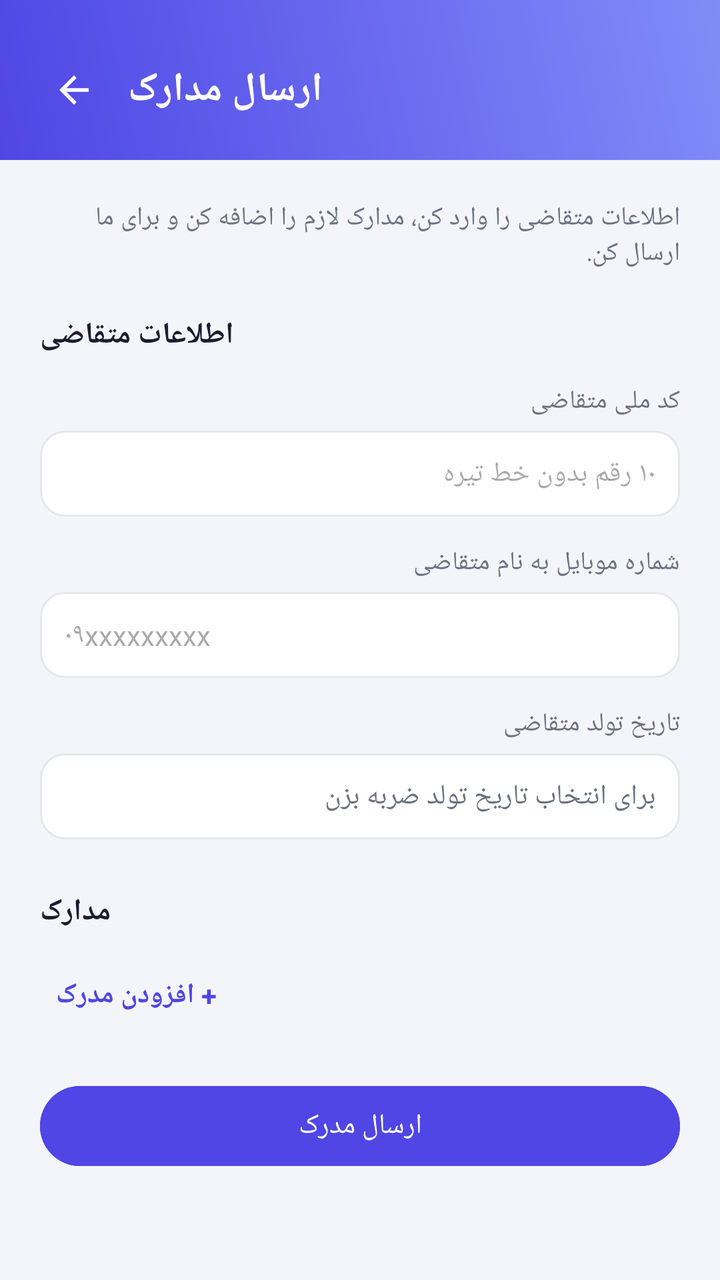
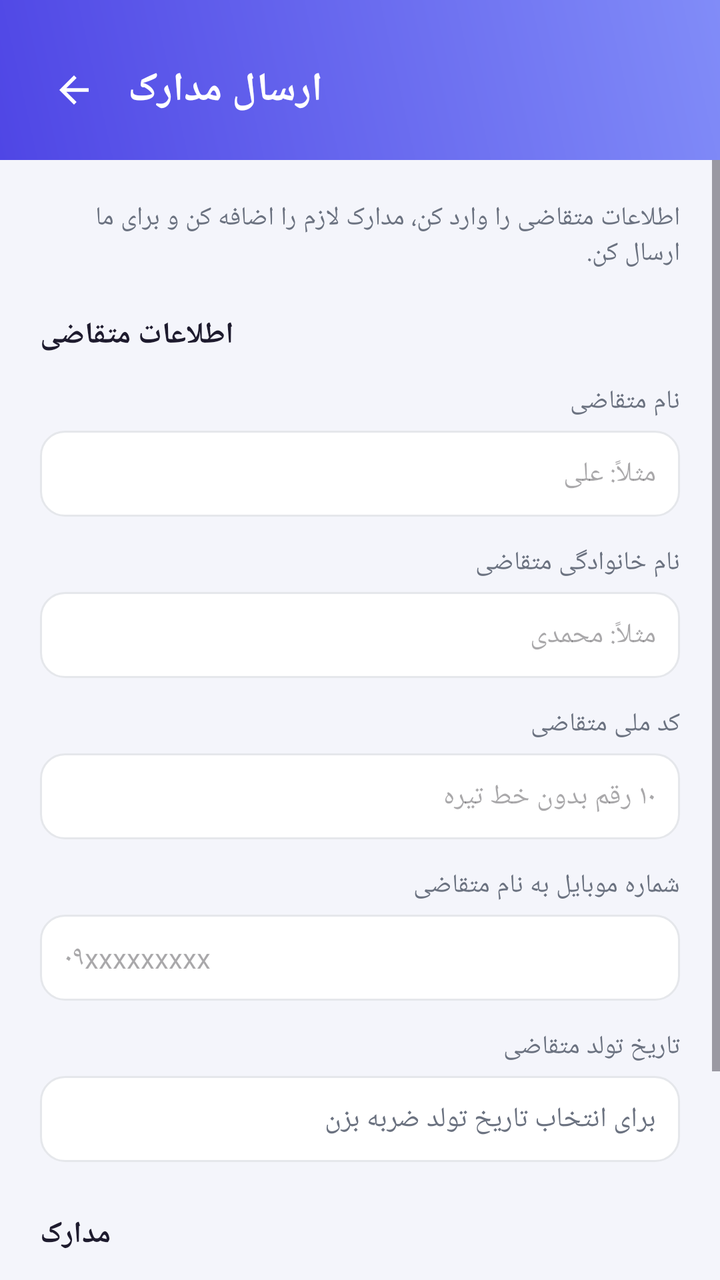

Before-and-after screenshots of an Android layout around one commit, followed by the original layout XML and the change that was made.
<!-- AndroidManifest.xml: application theme Theme.Kafinet -->
<!-- res/layout/activity_submit_documents.xml -->
<?xml version="1.0" encoding="utf-8"?>
<LinearLayout xmlns:android="http://schemas.android.com/apk/res/android"
    xmlns:app="http://schemas.android.com/apk/res-auto"
    android:layout_width="match_parent"
    android:layout_height="match_parent"
    android:orientation="vertical"
    android:background="@color/bg">

    
    <LinearLayout
        android:layout_width="match_parent"
        android:layout_height="wrap_content"
        android:orientation="horizontal"
        android:gravity="center_vertical"
        android:background="@drawable/header_gradient"
        android:paddingHorizontal="20dp"
        android:paddingTop="28dp"
        android:paddingBottom="18dp">

        <ImageView
            android:id="@+id/btn_back"
            android:layout_width="34dp"
            android:layout_height="34dp"
            android:padding="6dp"
            android:src="@drawable/ic_back"
            android:background="?attr/selectableItemBackgroundBorderless"
            android:contentDescription="@null"/>

        <TextView
            android:layout_width="wrap_content"
            android:layout_height="wrap_content"
            android:layout_marginStart="10dp"
            android:text="@string/cat_docs"
            android:textColor="@color/white"
            android:textSize="20sp"
            android:textStyle="bold"/>
    </LinearLayout>

    <ScrollView
        android:layout_width="match_parent"
        android:layout_height="0dp"
        android:layout_weight="1">

        <LinearLayout
            android:layout_width="match_parent"
            android:layout_height="wrap_content"
            android:orientation="vertical"
            android:padding="20dp">

            <TextView
                android:layout_width="wrap_content"
                android:layout_height="wrap_content"
                android:text="@string/docs_intro"
                android:textColor="@color/text_muted"
                android:textSize="13sp"/>

            
            <TextView
                android:layout_width="wrap_content"
                android:layout_height="wrap_content"
                android:layout_marginTop="22dp"
                android:text="@string/docs_applicant_info_title"
                android:textColor="@color/text_main"
                android:textSize="15sp"
                android:textStyle="bold"/>

            <TextView
                android:layout_width="match_parent"
                android:layout_height="wrap_content"
                android:layout_marginTop="14dp"
                android:text="@string/label_applicant_national_code"
                android:textColor="@color/text_muted"
                android:textSize="13sp"/>

            <EditText
                android:id="@+id/edit_applicant_national_code"
                android:layout_width="match_parent"
                android:layout_height="wrap_content"
                android:layout_marginTop="6dp"
                android:background="@drawable/input_bg"
                android:padding="12dp"
                android:hint="@string/hint_applicant_national_code"
                android:inputType="number"
                android:maxLength="10"
                android:textColor="@color/text_main"
                android:textSize="14sp"/>

            <TextView
                android:layout_width="match_parent"
                android:layout_height="wrap_content"
                android:layout_marginTop="14dp"
                android:text="@string/label_applicant_phone_number"
                android:textColor="@color/text_muted"
                android:textSize="13sp"/>

            <EditText
                android:id="@+id/edit_applicant_phone"
                android:layout_width="match_parent"
                android:layout_height="wrap_content"
                android:layout_marginTop="6dp"
                android:background="@drawable/input_bg"
                android:padding="12dp"
                android:hint="@string/hint_applicant_phone_number"
                android:inputType="phone"
                android:maxLength="11"
                android:textColor="@color/text_main"
                android:textSize="14sp"/>

            <TextView
                android:layout_width="match_parent"
                android:layout_height="wrap_content"
                android:layout_marginTop="14dp"
                android:text="@string/label_applicant_birth_date"
                android:textColor="@color/text_muted"
                android:textSize="13sp"/>

            <LinearLayout
                android:id="@+id/btn_pick_birth_date"
                android:layout_width="match_parent"
                android:layout_height="wrap_content"
                android:layout_marginTop="6dp"
                android:orientation="horizontal"
                android:gravity="center_vertical"
                android:padding="12dp"
                android:background="@drawable/input_bg"
                android:clickable="true"
                android:focusable="true">

                <TextView
                    android:id="@+id/txt_birth_date"
                    android:layout_width="0dp"
                    android:layout_height="wrap_content"
                    android:layout_weight="1"
                    android:text="@string/hint_applicant_birth_date"
                    android:textColor="@color/text_muted"
                    android:textSize="14sp"/>
            </LinearLayout>

            
            <TextView
                android:layout_width="wrap_content"
                android:layout_height="wrap_content"
                android:layout_marginTop="26dp"
                android:text="@string/docs_documents_title"
                android:textColor="@color/text_main"
                android:textSize="15sp"
                android:textStyle="bold"/>

            <LinearLayout
                android:id="@+id/documents_container"
                android:layout_width="match_parent"
                android:layout_height="wrap_content"
                android:orientation="vertical"/>

            <TextView
                android:id="@+id/btn_add_document"
                android:layout_width="wrap_content"
                android:layout_height="wrap_content"
                android:layout_marginTop="14dp"
                android:text="@string/docs_add_document"
                android:textColor="@color/primary"
                android:textStyle="bold"
                android:textSize="14sp"
                android:padding="8dp"
                android:clickable="true"
                android:focusable="true"
                android:background="?attr/selectableItemBackground"/>

            <Button
                android:id="@+id/btn_submit"
                android:layout_width="match_parent"
                android:layout_height="wrap_content"
                android:layout_marginTop="24dp"
                android:backgroundTint="@color/primary"
                android:textColor="@color/white"
                android:text="@string/docs_submit"/>

        </LinearLayout>
    </ScrollView>

</LinearLayout>
<!-- resources referenced by this layout -->
<resources>
  <color name="bg">#F4F5FB</color>
  <color name="primary">#4F46E5</color>
  <color name="text_main">#1E1B2E</color>
  <color name="text_muted">#6B7280</color>
  <color name="white">#FFFFFF</color>
  <!-- drawable header_gradient (drawable) -->
  <shape xmlns:android="http://schemas.android.com/apk/res/android" android:shape="rectangle">
      <gradient
          android:startColor="@color/primary"
          android:endColor="@color/primary_light"
          android:angle="45"/>
  </shape>
  <!-- drawable ic_back (drawable) -->
  <vector xmlns:android="http://schemas.android.com/apk/res/android"
      android:width="24dp" android:height="24dp" android:viewportWidth="24" android:viewportHeight="24" android:tint="#FFFFFF">
      <path android:fillColor="#FFFFFF" android:pathData="M20,11H7.83l5.59,-5.59L12,4l-8,8 8,8 1.41,-1.41L7.83,13H20v-2z"/>
  </vector>
  <!-- drawable input_bg (drawable) -->
  <shape xmlns:android="http://schemas.android.com/apk/res/android" android:shape="rectangle">
      <corners android:radius="12dp"/>
      <solid android:color="@color/surface"/>
      <stroke android:width="1dp" android:color="#E5E7EB"/>
  </shape>
  <string name="cat_docs">ارسال مدارک</string>
  <string name="docs_add_document">+ افزودن مدرک</string>
  <string name="docs_applicant_info_title">اطلاعات متقاضی</string>
  <string name="docs_documents_title">مدارک</string>
  <string name="docs_intro">اطلاعات متقاضی را وارد کن، مدارک لازم را اضافه کن و برای ما ارسال کن.</string>
  <string name="docs_submit">ارسال مدرک</string>
  <string name="hint_applicant_birth_date">برای انتخاب تاریخ تولد ضربه بزن</string>
  <string name="hint_applicant_national_code">۱۰ رقم بدون خط تیره</string>
  <string name="hint_applicant_phone_number">۰۹xxxxxxxxx</string>
  <string name="label_applicant_birth_date">تاریخ تولد متقاضی</string>
  <string name="label_applicant_national_code">کد ملی متقاضی</string>
  <string name="label_applicant_phone_number">شماره موبایل به نام متقاضی</string>
  <style name="Theme.Kafinet" parent="Theme.Material3.DayNight.NoActionBar">
          <item name="colorPrimary">@color/primary</item>
          <item name="colorPrimaryDark">@color/primary_dark</item>
          <item name="colorPrimaryVariant">@color/primary_dark</item>
          <item name="colorSecondary">@color/accent</item>
          <item name="colorSecondaryVariant">@color/accent</item>
          <item name="android:statusBarColor">@color/primary_dark</item>
          <item name="android:windowBackground">@color/bg</item>
          <item name="android:windowLightStatusBar">false</item>
      </style>
  <color name="primary_light">#818CF8</color>
  <color name="surface">#FFFFFF</color>
  <color name="primary_dark">#3730A3</color>
  <color name="accent">#06B6D4</color>
</resources>

<!-- the commit's change to res/layout/activity_submit_documents.xml (unified diff, before → after) -->
@@ -68,6 +68,44 @@
                 android:layout_width="match_parent"
                 android:layout_height="wrap_content"
                 android:layout_marginTop="14dp"
+                android:text="@string/label_applicant_first_name"
+                android:textColor="@color/text_muted"
+                android:textSize="13sp"/>
+
+            <EditText
+                android:id="@+id/edit_applicant_first_name"
+                android:layout_width="match_parent"
+                android:layout_height="wrap_content"
+                android:layout_marginTop="6dp"
+                android:background="@drawable/input_bg"
+                android:padding="12dp"
+                android:hint="@string/hint_applicant_first_name"
+                android:textColor="@color/text_main"
+                android:textSize="14sp"/>
+
+            <TextView
+                android:layout_width="match_parent"
+                android:layout_height="wrap_content"
+                android:layout_marginTop="14dp"
+                android:text="@string/label_applicant_last_name"
+                android:textColor="@color/text_muted"
+                android:textSize="13sp"/>
+
+            <EditText
+                android:id="@+id/edit_applicant_last_name"
+                android:layout_width="match_parent"
+                android:layout_height="wrap_content"
+                android:layout_marginTop="6dp"
+                android:background="@drawable/input_bg"
+                android:padding="12dp"
+                android:hint="@string/hint_applicant_last_name"
+                android:textColor="@color/text_main"
+                android:textSize="14sp"/>
+
+            <TextView
+                android:layout_width="match_parent"
+                android:layout_height="wrap_content"
+                android:layout_marginTop="14dp"
                 android:text="@string/label_applicant_national_code"
                 android:textColor="@color/text_muted"
                 android:textSize="13sp"/>
<!-- resource entries referenced after the edit -->
@@ -30,9 +30,13 @@
   <string name="docs_intro">اطلاعات متقاضی را وارد کن، مدارک لازم را اضافه کن و برای ما ارسال کن.</string>
   <string name="docs_submit">ارسال مدرک</string>
   <string name="hint_applicant_birth_date">برای انتخاب تاریخ تولد ضربه بزن</string>
+  <string name="hint_applicant_first_name">مثلاً: علی</string>
+  <string name="hint_applicant_last_name">مثلاً: محمدی</string>
   <string name="hint_applicant_national_code">۱۰ رقم بدون خط تیره</string>
   <string name="hint_applicant_phone_number">۰۹xxxxxxxxx</string>
   <string name="label_applicant_birth_date">تاریخ تولد متقاضی</string>
+  <string name="label_applicant_first_name">نام متقاضی</string>
+  <string name="label_applicant_last_name">نام خانوادگی متقاضی</string>
   <string name="label_applicant_national_code">کد ملی متقاضی</string>
   <string name="label_applicant_phone_number">شماره موبایل به نام متقاضی</string>
   <style name="Theme.Kafinet" parent="Theme.Material3.DayNight.NoActionBar">
